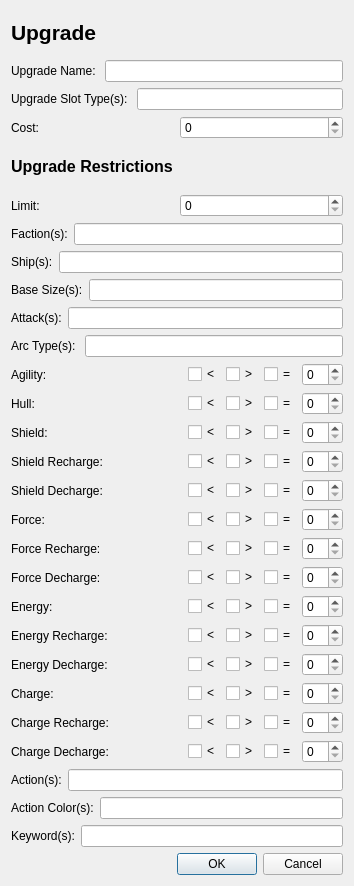
Old version of the form qt_designer/upgrade_form.ui in the repository flipperlord/x-wing-squad-builder.
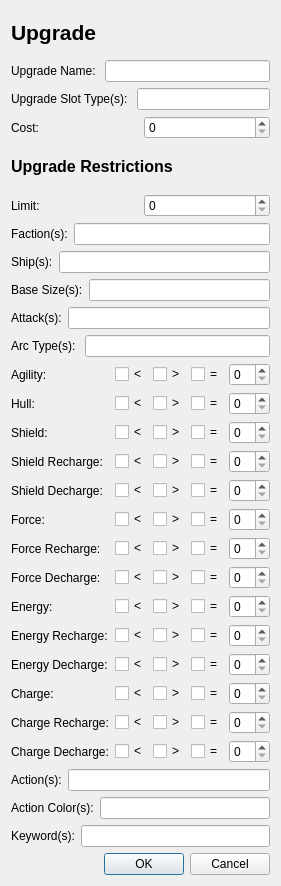
New version of the form. Icons and pictures are not drawn.

Commit message: upgrade form updates

The edit to the form file:
```diff
--- a/qt_designer/upgrade_form.ui
+++ b/qt_designer/upgrade_form.ui
@@ -6,7 +6,7 @@
    <rect>
     <x>0</x>
     <y>0</y>
-    <width>354</width>
+    <width>272</width>
     <height>886</height>
    </rect>
   </property>
```
Left out of the diff: 129 changed lines with no effect on the pictures. The commit also changes 6 other files.
